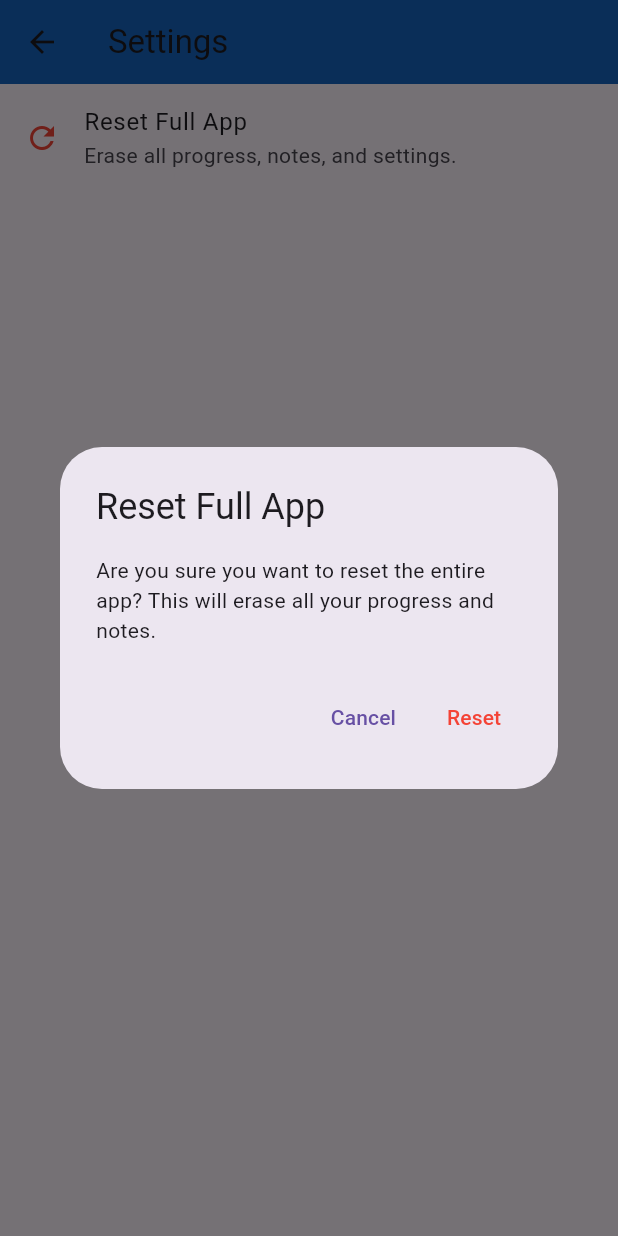
After one commit to Al-Rasin/Mission-Flutter, a Flutter app: the SettingPage screen opened directly, after a tap on "Reset Full App", on a phone screen of 412 x 824 dp. The commit adds this screen. Run offline on Flutter 3.47's test engine with Material 3 defaults, Android fonts, the phone set to English and light mode, and no system bars; our stand-ins replace shared_preferences; accounts and stored records are empty.

Commit message:
create setting page and add full app reset option

```diff
--- /dev/null
+++ b/lib/setting_page.dart
@@ -0,0 +1,54 @@
+import 'package:flutter/material.dart';
+import 'package:shared_preferences/shared_preferences.dart';
+
+class SettingPage extends StatelessWidget {
+  const SettingPage({Key? key}) : super(key: key);
+
+  Future<void> _resetApp(BuildContext context) async {
+    final confirmed = await showDialog<bool>(
+      context: context,
+      builder: (context) => AlertDialog(
+        title: Text('Reset Full App'),
+        content: Text('Are you sure you want to reset the entire app? This will erase all your progress and notes.'),
+        actions: [
+          TextButton(
+            onPressed: () => Navigator.of(context).pop(false),
+            child: Text('Cancel'),
+          ),
+          TextButton(
+            onPressed: () => Navigator.of(context).pop(true),
+            child: Text('Reset', style: TextStyle(color: Colors.red)),
+          ),
+        ],
+      ),
+    );
+    if (confirmed == true) {
+      final prefs = await SharedPreferences.getInstance();
+      await prefs.clear();
+      ScaffoldMessenger.of(context).showSnackBar(
+        SnackBar(content: Text('App has been reset.')),
+      );
+      Navigator.of(context).pop(true);
+    }
+  }
+
+  @override
+  Widget build(BuildContext context) {
+    return Scaffold(
+      appBar: AppBar(
+        title: Text('Settings'),
+        backgroundColor: Colors.blue[800],
+      ),
+      body: ListView(
+        children: [
+          ListTile(
+            leading: Icon(Icons.refresh, color: Colors.red),
+            title: Text('Reset Full App'),
+            subtitle: Text('Erase all progress, notes, and settings.'),
+            onTap: () => _resetApp(context),
+          ),
+        ],
+      ),
+    );
+  }
+}
```
Also changed, not shown: lib/main.dart (+40 -0 lines).
